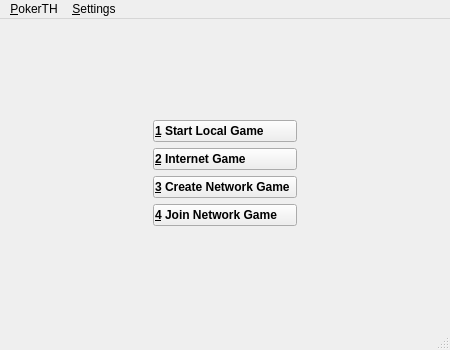
Above: src/gui/qt/startwindow.ui from pokerth/pokerth before the change. Below: the same form after it.
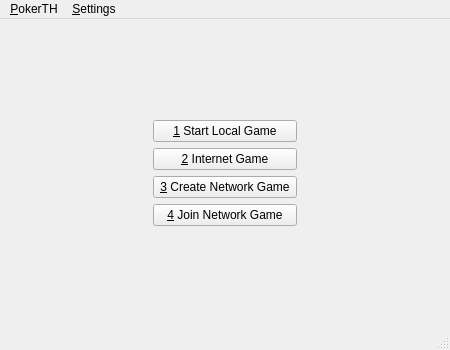
That is the form after the change. Icons and pictures are not drawn.

Commit message: new startwindow and splashscreen gfx

Diff of the .ui file:
```diff
--- a/src/gui/qt/startwindow.ui
+++ b/src/gui/qt/startwindow.ui
@@ -66,9 +66,6 @@
         <property name="focusPolicy">
          <enum>Qt::NoFocus</enum>
         </property>
-        <property name="styleSheet">
-         <string>QPushButton { text-align:left; font-weight:bold; padding-left: 1px; padding-bottom: 3px; padding-top: 3px; padding-right: 3px;}</string>
-        </property>
         <property name="text">
          <string>&amp;1 Start Local Game</string>
         </property>
@@ -95,9 +92,6 @@
         <property name="focusPolicy">
          <enum>Qt::NoFocus</enum>
         </property>
-        <property name="styleSheet">
-         <string>QPushButton { text-align:left; font-weight:bold; padding-left: 1px; padding-bottom: 3px; padding-top: 3px; padding-right: 3px;}</string>
-        </property>
         <property name="text">
          <string>&amp;2 Internet Game</string>
         </property>
@@ -124,9 +118,6 @@
         <property name="focusPolicy">
          <enum>Qt::NoFocus</enum>
         </property>
-        <property name="styleSheet">
-         <string>QPushButton { text-align:left; font-weight:bold; padding-left: 1px; padding-bottom: 3px; padding-top: 3px; padding-right: 3px;}</string>
-        </property>
         <property name="text">
          <string>&amp;3 Create Network Game</string>
         </property>
@@ -154,7 +145,7 @@
          <enum>Qt::NoFocus</enum>
         </property>
         <property name="styleSheet">
-         <string>QPushButton { text-align:left; font-weight:bold; padding-left: 1px; padding-bottom: 3px; padding-top: 3px; padding-right: 3px;}</string>
+         <string notr="true"/>
         </property>
         <property name="text">
          <string>&amp;4 Join Network Game</string>
```
The commit also changes 6 other files.
